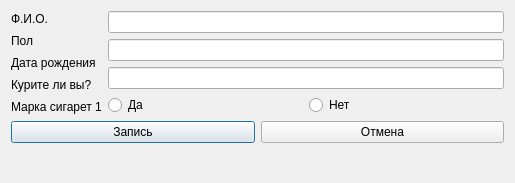
The window that dlg2.ui (Kwic05/survey_wip) describes before a commit, drawn with Qt 5.
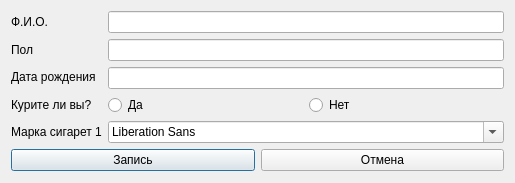
The same window after the commit.

What changed in the file:
```diff
--- a/dlg2.ui
+++ b/dlg2.ui
@@ -14,6 +14,9 @@
    <string>Dialog</string>
   </property>
   <layout class="QFormLayout" name="formLayout">
+   <property name="fieldGrowthPolicy">
+    <enum>QFormLayout::AllNonFixedFieldsGrow</enum>
+   </property>
    <item row="0" column="0">
     <layout class="QVBoxLayout" name="verticalLayout_2">
      <item>
@@ -82,9 +85,12 @@
        </item>
       </layout>
      </item>
+     <item>
+      <widget class="QFontComboBox" name="fontComboBox"/>
+     </item>
     </layout>
    </item>
-   <item row="1" column="0" colspan="2">
+   <item row="2" column="0" colspan="2">
     <layout class="QHBoxLayout" name="horizontalLayout">
      <item>
       <widget class="QPushButton" name="pushButton_2">
```
